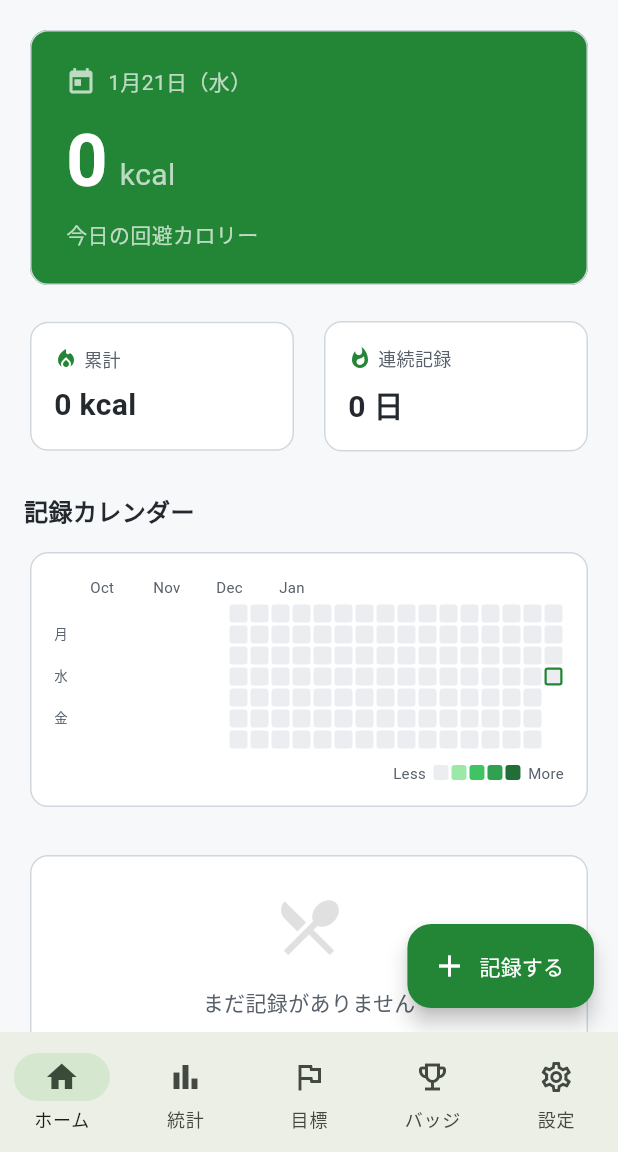
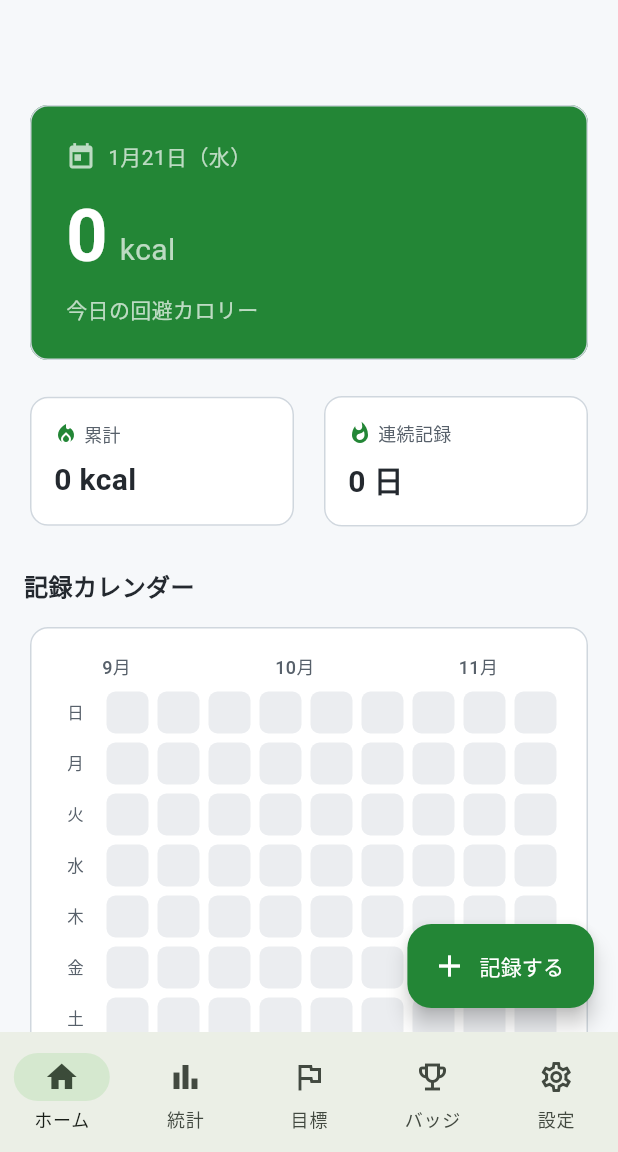
Before and after one commit to yamt0428/calorie-dodge, a Flutter app: the screen it shows after launch, on a phone screen of 412 x 824 dp, the part 84-1236 px from its top. Run offline on Flutter 3.47's test engine with Material 3 defaults, Android fonts, the phone set to English and light mode, and no system bars; our stand-ins replace fl_chart, google_mobile_ads, hive, hive_flutter, share_plus; accounts and stored records are empty; network calls fail.

Commit message:
feat: Google AdMob広告とカレンダー改善
- Google Mobile Ads パッケージを追加
- AdServiceとBannerAdWidgetを実装
- AndroidManifest.xmlとInfo.plistにAdMob設定を追加
- ホーム画面にバナー広告を表示
- カレンダーヒートマップのセルサイズを拡大（28x28px）
- 横スクロール対応でより多くの週を表示可能
- 今日のセルに「今」マーク表示
- 月名を日本語表記に変更
- スクロールヒントを追加

Co-authored-by: tatsuya.yam.mam.0428 <tatsuya.yam.mam.0428@gmail.com>

```diff
--- a/calorie_dodge/lib/screens/home_screen.dart
+++ b/calorie_dodge/lib/screens/home_screen.dart
@@ -1,3 +1,4 @@
+import 'dart:io';
 import 'package:flutter/material.dart';
 import 'package:intl/intl.dart';
 import 'package:provider/provider.dart';
@@ -6,6 +7,7 @@ import '../providers/badge_provider.dart';
 import '../theme/app_theme.dart';
 import '../widgets/calendar_heatmap.dart';
 import '../widgets/badge_card.dart';
+import '../widgets/banner_ad_widget.dart';
 import 'record_input_screen.dart';
 import 'record_detail_screen.dart';
 
@@ -68,7 +70,13 @@ class _HomeScreenState extends State<HomeScreen> {
           appBar: AppBar(
             title: const Text('カロリーセーブ'),
           ),
-          body: SingleChildScrollView(
+          body: Column(
+            children: [
+              // バナー広告（モバイルのみ）
+              if (Platform.isAndroid || Platform.isIOS)
+                const BannerAdWidget(),
+              Expanded(
+                child: SingleChildScrollView(
                   padding: const EdgeInsets.all(16),
                   child: Column(
                     crossAxisAlignment: CrossAxisAlignment.start,
@@ -124,6 +132,9 @@ class _HomeScreenState extends State<HomeScreen> {
                       _buildRecentRecords(recordProvider, formatter),
                     ],
                   ),
+                ),
+              ),
+            ],
           ),
           floatingActionButton: FloatingActionButton.extended(
             onPressed: () async {
--- a/calorie_dodge/lib/widgets/calendar_heatmap.dart
+++ b/calorie_dodge/lib/widgets/calendar_heatmap.dart
@@ -6,11 +6,16 @@ class CalendarHeatmap extends StatelessWidget {
   final Function(DateTime)? onDayTap;
   final int weeksToShow;
 
+  // セルサイズ（タップしやすいように大きめに設定）
+  static const double cellSize = 28.0;
+  static const double cellMargin = 3.0;
+  static const double cellRadius = 6.0;
+
   const CalendarHeatmap({
     super.key,
     required this.data,
     this.onDayTap,
-    this.weeksToShow = 16,
+    this.weeksToShow = 20,
   });
 
   @override
@@ -24,84 +29,123 @@ class CalendarHeatmap extends StatelessWidget {
     return Column(
       crossAxisAlignment: CrossAxisAlignment.start,
       children: [
-        // 月の表示
+        // ヒートマップ本体（横スクロール可能）
+        SizedBox(
+          height: (cellSize + cellMargin * 2) * 7 + 30, // 7日分 + 月ラベル
+          child: SingleChildScrollView(
+            scrollDirection: Axis.horizontal,
+            // 最新の週が見えるように右端からスタート
+            reverse: false,
+            child: Row(
+              crossAxisAlignment: CrossAxisAlignment.start,
+              children: [
+                // 曜日ラベル（固定）
+                _buildWeekdayLabels(),
+                const SizedBox(width: 8),
+                // グリッド本体
+                Column(
+                  crossAxisAlignment: CrossAxisAlignment.start,
+                  children: [
+                    // 月ラベル
                     _buildMonthLabels(startDate),
                     const SizedBox(height: 4),
-        Row(
-          crossAxisAlignment: CrossAxisAlignment.start,
-          children: [
-            // 曜日ラベル
-            _buildWeekdayLabels(),
-            const SizedBox(width: 4),
-            // ヒートマップ本体
-            Expanded(
-              child: _buildHeatmapGrid(startDate, today),
+                    // ヒートマップグリッド
+                    _buildHeatmapGrid(startDate, today),
+                  ],
                 ),
               ],
             ),
-        const SizedBox(height: 8),
+          ),
+        ),
+        const SizedBox(height: 12),
         // 凡例
         _buildLegend(),
+        const SizedBox(height: 8),
+        // スクロールヒント
+        Center(
+          child: Row(
+            mainAxisSize: MainAxisSize.min,
+            children: [
+              Icon(Icons.swipe, size: 16, color: Colors.grey[400]),
+              const SizedBox(width: 4),
+              Text(
+                '← 左右にスクロールできます →',
+                style: TextStyle(
+                  fontSize: 11,
+                  color: Colors.grey[400],
+                ),
+              ),
+            ],
+          ),
+        ),
       ],
     );
   }
 
   Widget _buildMonthLabels(DateTime startDate) {
     final months = <Widget>[];
-    DateTime current = startDate;
     int? lastMonth;
+    double accumulatedWidth = 0;
 
     for (int week = 0; week < weeksToShow; week++) {
-      final weekStart = current.add(Duration(days: week * 7));
+      final weekStart = startDate.add(Duration(days: week * 7));
       if (lastMonth != weekStart.month) {
+        if (months.isNotEmpty) {
+          // 前の月との間隔を調整
+          final gap = week * (cellSize + cellMargin * 2) - accumulatedWidth;
+          if (gap > 0) {
+            months.add(SizedBox(width: gap));
+            accumulatedWidth += gap;
+          }
+        }
         months.add(
-          Padding(
-            padding: EdgeInsets.only(left: week == 0 ? 24.0 : 0),
-            child: SizedBox(
-              width: 14.0 * 3,
-              child: Text(
+          Text(
             _getMonthName(weekStart.month),
             style: const TextStyle(
-                  fontSize: 10,
+              fontSize: 12,
+              fontWeight: FontWeight.w500,
               color: AppTheme.textSecondary,
             ),
           ),
-            ),
-          ),
         );
+        accumulatedWidth += 40; // 月名の幅の概算
         lastMonth = weekStart.month;
       }
     }
 
-    return Row(children: months);
+    return SizedBox(
+      height: 20,
+      child: Row(children: months),
+    );
   }
 
   Widget _buildWeekdayLabels() {
     const weekdays = ['日', '月', '火', '水', '木', '金', '土'];
-    return Column(
+    return Padding(
+      padding: const EdgeInsets.only(top: 24), // 月ラベル分のオフセット
+      child: Column(
         children: List.generate(7, (index) {
-        // 月・水・金のみ表示
-        final show = index == 1 || index == 3 || index == 5;
-        return SizedBox(
-          height: 14,
-          width: 20,
+          return Container(
+            height: cellSize + cellMargin * 2,
+            width: 24,
+            alignment: Alignment.centerRight,
+            padding: const EdgeInsets.only(right: 4),
             child: Text(
-            show ? weekdays[index] : '',
+              weekdays[index],
               style: const TextStyle(
-              fontSize: 9,
+                fontSize: 11,
                 color: AppTheme.textSecondary,
               ),
             ),
           );
         }),
+      ),
     );
   }
 
   Widget _buildHeatmapGrid(DateTime startDate, DateTime today) {
-    return SingleChildScrollView(
-      scrollDirection: Axis.horizontal,
-      reverse: true,
-      child: Row(
+    return Row(
+      crossAxisAlignment: CrossAxisAlignment.start,
       children: List.generate(weeksToShow, (weekIndex) {
         return Column(
           children: List.generate(7, (dayIndex) {
@@ -115,45 +159,65 @@ class CalendarHeatmap extends StatelessWidget {
             return GestureDetector(
               onTap: isFuture ? null : () => onDayTap?.call(date),
               child: Container(
-                  width: 12,
-                  height: 12,
-                  margin: const EdgeInsets.all(1),
+                width: cellSize,
+                height: cellSize,
+                margin: EdgeInsets.all(cellMargin),
                 decoration: BoxDecoration(
                   color: isFuture
                       ? Colors.transparent
                       : AppTheme.getHeatmapColor(calories),
-                    borderRadius: BorderRadius.circular(2),
+                  borderRadius: BorderRadius.circular(cellRadius),
                   border: isToday
-                        ? Border.all(color: AppTheme.primaryGreen, width: 1.5)
+                      ? Border.all(color: AppTheme.primaryGreen, width: 2.5)
+                      : null,
+                  boxShadow: !isFuture && calories > 0
+                      ? [
+                          BoxShadow(
+                            color: AppTheme.getHeatmapColor(calories).withValues(alpha: 0.3),
+                            blurRadius: 2,
+                            offset: const Offset(0, 1),
+                          ),
+                        ]
                       : null,
                 ),
+                child: isToday
+                    ? const Center(
+                        child: Text(
+                          '今',
+                          style: TextStyle(
+                            fontSize: 10,
+                            fontWeight: FontWeight.bold,
+                            color: AppTheme.primaryGreen,
+                          ),
+                        ),
+                      )
+                    : null,
               ),
             );
           }),
         );
       }),
-      ),
     );
   }
 
   Widget _buildLegend() {
     return Row(
-      mainAxisAlignment: MainAxisAlignment.end,
+      mainAxisAlignment: MainAxisAlignment.center,
       children: [
         const Text(
-          'Less',
-          style: TextStyle(fontSize: 10, color: AppTheme.textSecondary),
+          '少ない',
+          style: TextStyle(fontSize: 11, color: AppTheme.textSecondary),
         ),
-        const SizedBox(width: 4),
+        const SizedBox(width: 8),
         _legendBox(AppTheme.grayLight),
         _legendBox(AppTheme.lightGreen1),
         _legendBox(AppTheme.lightGreen2),
         _legendBox(AppTheme.lightGreen3),
         _legendBox(AppTheme.darkGreen),
-        const SizedBox(width: 4),
+        const SizedBox(width: 8),
         const Text(
-          'More',
-          style: TextStyle(fontSize: 10, color: AppTheme.textSecondary),
+          '多い',
+          style: TextStyle(fontSize: 11, color: AppTheme.textSecondary),
         ),
       ],
     );
@@ -161,12 +225,12 @@ class CalendarHeatmap extends StatelessWidget {
 
   Widget _legendBox(Color color) {
     return Container(
-      width: 10,
-      height: 10,
-      margin: const EdgeInsets.symmetric(horizontal: 1),
+      width: 16,
+      height: 16,
+      margin: const EdgeInsets.symmetric(horizontal: 2),
       decoration: BoxDecoration(
         color: color,
-        borderRadius: BorderRadius.circular(2),
+        borderRadius: BorderRadius.circular(4),
       ),
     );
   }
@@ -178,8 +242,8 @@ class CalendarHeatmap extends StatelessWidget {
 
   String _getMonthName(int month) {
     const months = [
-      '', 'Jan', 'Feb', 'Mar', 'Apr', 'May', 'Jun',
-      'Jul', 'Aug', 'Sep', 'Oct', 'Nov', 'Dec'
+      '', '1月', '2月', '3月', '4月', '5月', '6月',
+      '7月', '8月', '9月', '10月', '11月', '12月'
     ];
     return months[month];
   }
--- a/calorie_dodge/pubspec.yaml
+++ b/calorie_dodge/pubspec.yaml
@@ -42,6 +42,7 @@ dependencies:
   fl_chart: ^1.1.1
   share_plus: ^12.0.1
   path_provider: ^2.1.5
+  google_mobile_ads: ^7.0.0
 
 dev_dependencies:
   flutter_test:
```
Also changed, not shown: calorie_dodge/lib/main.dart (+7 -0 lines), calorie_dodge/lib/services/ad_service.dart (added, +115 -0 lines), calorie_dodge/lib/widgets/banner_ad_widget.dart (added, +61 -0 lines), calorie_dodge/pubspec.lock, 3 other files. Lines whose indentation alone changed are shown as unchanged.
